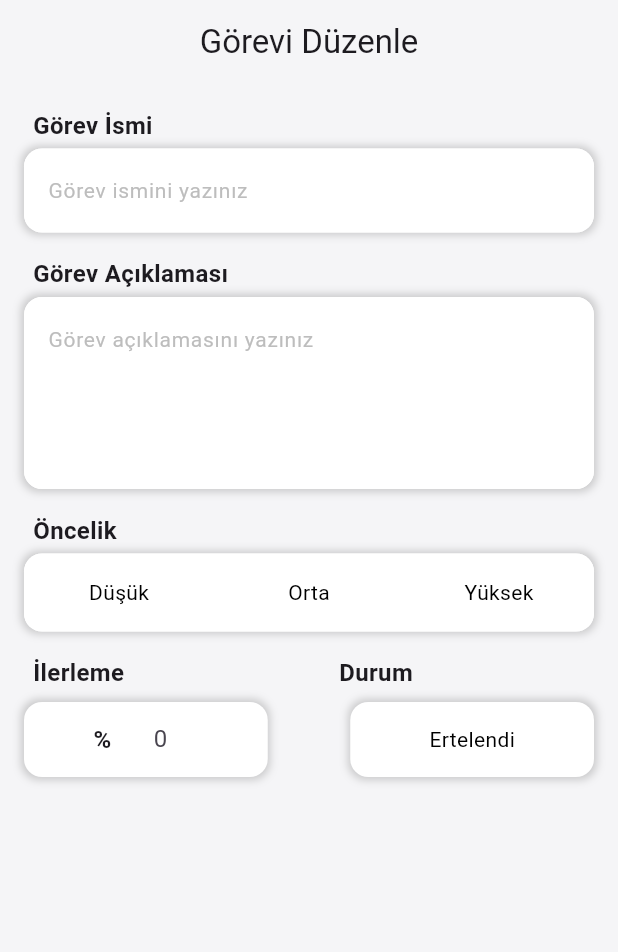
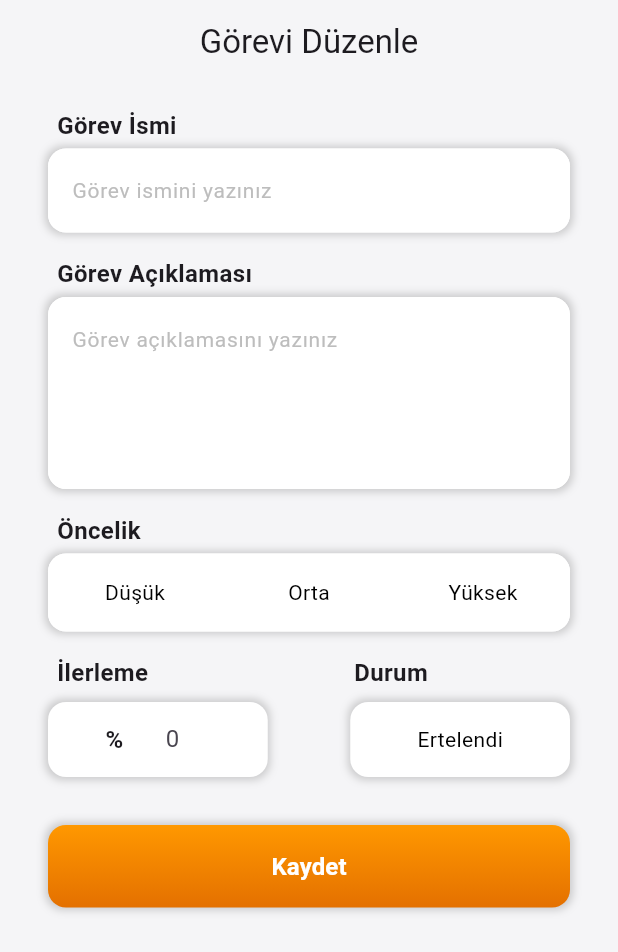
Before and after one commit to idilsg/TaskManagerApp, a Flutter app: the screen it shows after launch, on a phone screen of 412 x 824 dp. Shown: the top 952 px of the screen. Run offline on Flutter 3.47's test engine with Material 3 defaults, Android fonts, the phone set to English and light mode, and no system bars; our stand-ins replace flutter_svg.

Commit message:
save button

```diff
--- a/lib/main.dart
+++ b/lib/main.dart
@@ -1,7 +1,7 @@
 import 'package:flutter/material.dart';
 import 'package:taskmanagerapp/pages/edittask.dart';
 //import 'package:taskmanagerapp/pages/login.dart';
-//import 'package:taskmanagerapp/pages/tasks.dart';
+import 'package:taskmanagerapp/pages/tasks.dart';
 
 void main() {
   runApp(const MyApp());
@@ -18,7 +18,12 @@ class MyApp extends StatelessWidget {
       theme: ThemeData(
         primarySwatch: Colors.blue,
       ),
-      home: const EditTaskPage(), // test için değiştiriyorum, sonra burayı düzelt
+      // home: const EditTaskPage(), // test için değiştiriyorum, sonra burayı düzelt
+      initialRoute: '/',
+      routes: {
+        '/': (context) => const EditTaskPage(),
+        '/tasks': (context) => const TasksPage(),
+      },
     );
   }
 }
--- a/lib/pages/edittask.dart
+++ b/lib/pages/edittask.dart
@@ -1,4 +1,5 @@
 import 'package:flutter/material.dart';
+import 'package:taskmanagerapp/pages/tasks.dart';
 //import 'package:intl/intl.dart';
 
 // görev detaylarından düzenleye girince açılacak görev düzenleme sayfası
@@ -16,27 +17,79 @@ class EditTaskPage extends StatelessWidget {
         centerTitle: true,
         backgroundColor: const Color(0xFFF5F5F7),
       ),
-      body: const SingleChildScrollView(
-        padding: EdgeInsets.all(16.0),
+      body: Padding(
+        padding: const EdgeInsets.only(
+          left: 32,
+          right: 32,
+          top: 16,
+          bottom: 16
+        ),
+        child: SingleChildScrollView(
           child: Column(
             crossAxisAlignment: CrossAxisAlignment.start,
             children: <Widget>[
-            TaskName(),
-            SizedBox(height: 16),
-            TaskDescription(),
-            SizedBox(height: 16),
+              const TaskName(),
+              const SizedBox(height: 16),
+              const TaskDescription(),
+              const SizedBox(height: 16),
               // buraya takvim gelecek
               // SizedBox(height: 16),
-            TaskPriority(),
-            SizedBox(height: 16),
+              const TaskPriority(),
+              const SizedBox(height: 16),
               // buraya kategori gelecek
               // SizedBox(height: 16),
               // buraya kişiler gelecek
               // SizedBox(height: 16),
-            ProgressandStatus(),
-            // SizedBox(height: 16),
-            // buraya kaydet gelecek
+              const ProgressandStatus(),
+              const SizedBox(height: 32),
+              saveButton(context),
             ],
+          ),
+        ),
+      ),
+    );
+  }
+
+  Center saveButton(BuildContext context) {
+    return Center(
+            child: SizedBox(
+              width: double.infinity,
+              child: Container(
+                decoration: BoxDecoration(
+                  gradient: const LinearGradient(
+                    colors: [Color(0xFFE47000), Colors.orange],
+                    begin: Alignment.bottomCenter,
+                    end: Alignment.topCenter,
+                  ),
+                  borderRadius: BorderRadius.circular(12),
+                  boxShadow: [
+                    BoxShadow(
+                      color: Colors.grey.withOpacity(0.5),
+                      spreadRadius: 1.5,
+                      blurRadius: 4,
+                    ),
+                  ],
+                ),
+                child: ElevatedButton(
+                  onPressed: () {
+                    Navigator.pushReplacement(
+                      context,
+                      MaterialPageRoute(builder: (context) => const TasksPage()),
+                    );
+                  },
+                  style: ElevatedButton.styleFrom(
+                    backgroundColor: Colors.transparent,
+                    shadowColor: Colors.transparent,
+                    padding: const EdgeInsets.symmetric(vertical: 16),
+                  ),
+                  child: const Text('Kaydet',
+                    style: TextStyle(
+                      color: Colors.white,
+                      fontWeight: FontWeight.bold,
+                      fontSize: 16,
+                    )
+                  ),
+                ),
               ),
             ),
           );
@@ -275,7 +328,7 @@ class _ProgressandStatusState extends State<ProgressandStatus> {
             SizedBox(width: 16),
             Expanded(
               child: Padding(
-                padding: EdgeInsets.only(left: 12.0),
+                padding: EdgeInsets.only(left: 22.0),
                 child: Text(
                   'Durum',
                   style: TextStyle(
```
Lines whose indentation alone changed are shown as unchanged.
